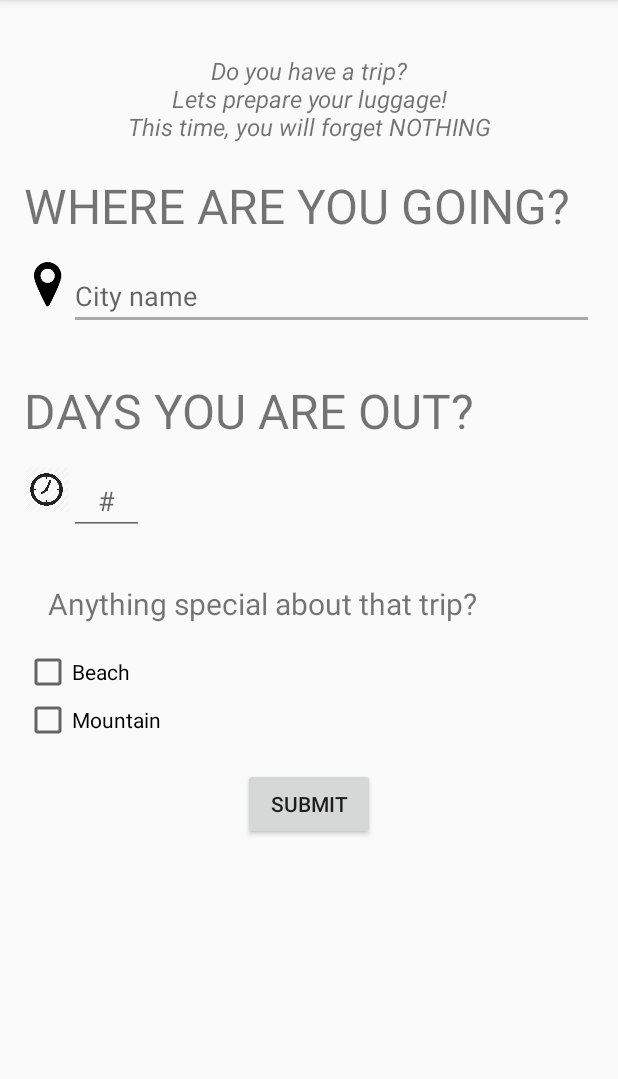
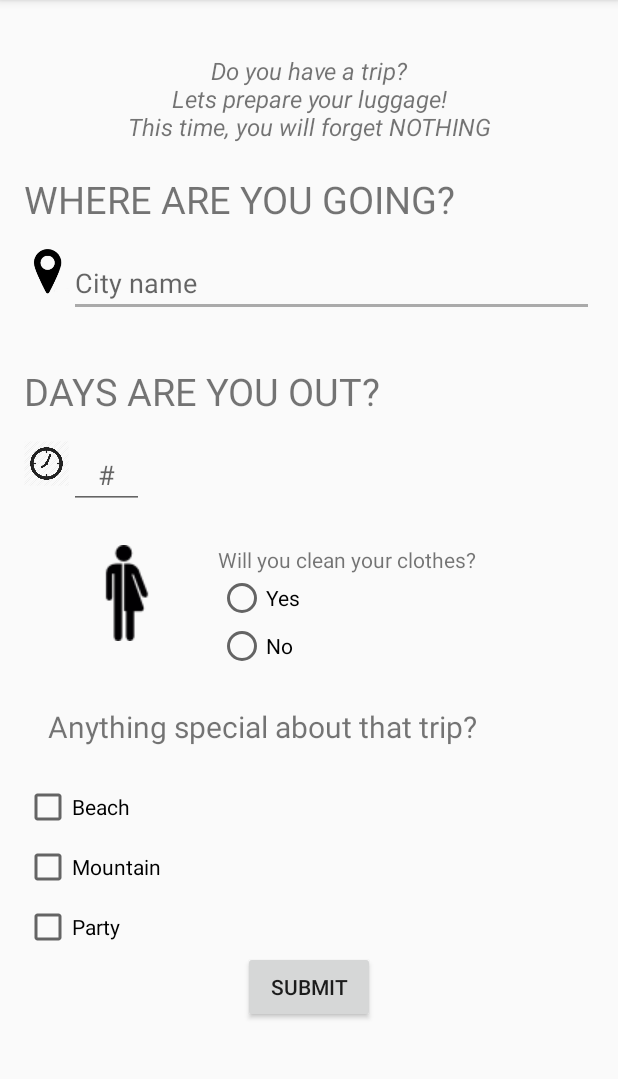
Before and after one commit to HackathonThings/ForgetNothing, an Android app: the screen it shows after launch (MainActivity), on a phone screen of 412 x 824 dp, the part 84-1163 px from its top. Run offline under Robolectric (Android 15) with nearby library versions, the phone set to English and light mode, and no system bars.

Commit message:
Pregunta roba i icones genere. Nomes layout, no processat

```diff
--- a/app/src/main/java/com/example/hackbdx/MainActivity.java
+++ b/app/src/main/java/com/example/hackbdx/MainActivity.java
@@ -8,6 +8,7 @@ import android.widget.ArrayAdapter;
 import android.widget.Button;
 import android.widget.CheckBox;
 import android.widget.EditText;
+import android.widget.ImageView;
 import android.widget.Spinner;
 import android.widget.TextView;
 
@@ -16,8 +17,10 @@ import com.example.hackbdx.DataBase.EjemploDB;
 public class MainActivity extends AppCompatActivity {
 
     public Button btn;
-    EditText editText;
-    EditText editText2;
+    public EditText editText;
+    public EditText editText2;
+    public int gender_info = 1; //1 = unisex, 2 = man, 3 = woman
+    public ImageView gender;
 
 
     @Override
@@ -32,6 +35,7 @@ public class MainActivity extends AppCompatActivity {
                 + "This time, you will forget NOTHING";
         descr.setText(description);
         ButtonListener();
+        genderIconListener();
     }
 
     public void ButtonListener() {
@@ -44,19 +48,44 @@ public class MainActivity extends AppCompatActivity {
                 String count = editText2.getText().toString();
                 Boolean b = false;
                 Boolean m = false;
+                Boolean p = false;
                 CheckBox check = findViewById(R.id.beach);
                 if (check.isChecked()) b = true;
                 check = findViewById(R.id.mountain);
                 if (check.isChecked()) m = true;
+                check = findViewById(R.id.party);
+                if (check.isChecked()) p = true;
 
                 Intent i = new Intent("com.example.hackbdx.TemperatureActivity");
                 i.putExtra("ciutat",city);
                 i.putExtra("comptador", count);
                 i.putExtra("beach", b);
                 i.putExtra("mountain", m);
+                i.putExtra("party", p);
 
                 startActivity(i);
             }
         });
     }
+
+    public void genderIconListener() {
+        gender = (ImageView) findViewById(R.id.gender);
+        gender.setOnClickListener(new View.OnClickListener() {
+            @Override
+            public void onClick(View v) {
+                if (gender_info == 1) {
+                    gender_info = 2;
+                    gender.setImageResource(R.drawable.man);
+                }
+                else if (gender_info == 2) {
+                    gender_info = 3;
+                    gender.setImageResource(R.drawable.woman);
+                }
+                else {
+                    gender_info = 1;
+                    gender.setImageResource(R.drawable.unisex);
+                }
+            }
+        });
+    }
 }
--- a/app/src/main/res/layout/activity_main.xml
+++ b/app/src/main/res/layout/activity_main.xml
@@ -1,12 +1,15 @@
 <?xml version="1.0" encoding="utf-8"?>
 <!-- res/drawable/myrect.xml -->
 
-<LinearLayout xmlns:android="http://schemas.android.com/apk/res/android"
+<ScrollView
+    xmlns:android="http://schemas.android.com/apk/res/android"
     xmlns:tools="http://schemas.android.com/tools"
-    android:layout_centerHorizontal="true"
-    android:layout_centerVertical="true"
     android:layout_width="match_parent"
-    android:layout_height="match_parent"
+    android:layout_height="wrap_content">
+
+    <LinearLayout
+        android:layout_width="match_parent"
+        android:layout_height="wrap_content"
         android:orientation="vertical"
         tools:context="com.example.hackbdx.MainActivity"
         android:padding="16dp">
@@ -24,8 +27,9 @@
             android:id="@+id/text_view_id"
             android:layout_width="match_parent"
             android:layout_height="wrap_content"
-        android:textSize="32sp"
-        android:text="WHERE ARE YOU GOING?"/>
+            android:textSize= "25sp"
+            android:text="@string/question1"
+            android:textAllCaps="true"/>
 
         <LinearLayout
             android:layout_width="match_parent"
@@ -53,8 +57,9 @@
             android:id="@+id/text_view_id1"
             android:layout_width="wrap_content"
             android:layout_height="wrap_content"
-        android:text="DAYS YOU ARE OUT?"
-        android:textSize="32sp"
+            android:text="@string/question2"
+            android:textAllCaps="true"
+            android:textSize="25sp"
             android:paddingTop="16dp"/>
 
         <LinearLayout
@@ -80,6 +85,47 @@
 
         </LinearLayout>
 
+        <LinearLayout
+            android:layout_width="match_parent"
+            android:layout_height="wrap_content"
+            android:orientation="horizontal"
+            android:padding="8dp">
+
+            <ImageView
+                android:id="@+id/gender"
+                android:layout_width="0dp"
+                android:layout_weight="1"
+                android:layout_height="wrap_content"
+                android:src="@drawable/unisex"/>
+
+            <RadioGroup
+                android:layout_width="0dp"
+                android:layout_weight="2"
+                android:layout_height="wrap_content">
+
+                <TextView
+                    android:id="@+id/cleaning_clothes"
+                    android:layout_width="wrap_content"
+                    android:layout_height="wrap_content"
+                    android:text="Will you clean your clothes?" />
+
+                <RadioButton
+                    android:id="@+id/radio_b1"
+                    android:layout_width="wrap_content"
+                    android:layout_height="wrap_content"
+                    android:text="Yes" />
+
+
+                <RadioButton
+                    android:id="@+id/radio_b2"
+                    android:layout_width="wrap_content"
+                    android:layout_height="wrap_content"
+                    android:text="No" />
+
+            </RadioGroup>
+
+        </LinearLayout>
+
         <TextView
             android:id="@+id/explain"
             android:layout_width="wrap_content"
@@ -93,6 +139,7 @@
             android:layout_width="wrap_content"
             android:layout_height="wrap_content"
             android:text="Beach"
+            android:layout_marginTop="8dp"
             />
 
         <CheckBox
@@ -100,13 +147,24 @@
             android:layout_width="wrap_content"
             android:layout_height="wrap_content"
             android:text="Mountain"
-        android:layout_marginBottom="16dp"/>
+            android:layout_marginTop="8dp"/>
+
+        <CheckBox
+            android:id="@+id/party"
+            android:layout_width="wrap_content"
+            android:layout_height="wrap_content"
+            android:text="Party"
+            android:layout_marginTop="8dp"/>
+
 
         <Button
             android:id="@+id/btnSubmit"
             android:layout_width="wrap_content"
             android:layout_height="wrap_content"
-        android:text="Submit"
-        android:layout_gravity="center"/>
+            android:text="@string/submit_button"
+            android:layout_gravity="center"
+            />
 
     </LinearLayout>
+
+</ScrollView>
--- a/app/src/main/res/layout/activity_temperature.xml
+++ b/app/src/main/res/layout/activity_temperature.xml
@@ -4,13 +4,14 @@
     xmlns:tools="http://schemas.android.com/tools"
     android:layout_width="match_parent"
     android:layout_height="match_parent"
-    tools:context="com.example.hackbdx.TemperatureActivity">
+    tools:context="com.example.hackbdx.TemperatureActivity"
+    >
 
     <TextView
         android:id="@+id/descrip_temp"
         android:layout_width="match_parent"
         android:layout_height="wrap_content"
-        android:text="the temperature is "
+        android:text="@string/title2nA"
         android:textAllCaps="true"
         android:textSize="20sp"
         android:textStyle="italic|bold"
--- a/app/src/main/res/layout/list_item.xml
+++ b/app/src/main/res/layout/list_item.xml
@@ -12,7 +12,6 @@
         android:gravity="center_vertical"
         android:paddingLeft="15dp"
         android:textColor="#000"
-        android:text="Checked Text View Example"
         android:layout_marginRight="50dp"
         android:checkMark="@drawable/unchecked"/>
 
--- a/app/src/main/res/values/strings.xml
+++ b/app/src/main/res/values/strings.xml
@@ -1,7 +1,10 @@
 <resources>
     <string name="app_name">ForgetNothing</string>
-    <string name="spinner_title"></string>
+    <string name="question1">where are you going?</string>
+    <string name="question2">days are you out?</string>
+    <string name="submit_button">submit</string>
     <string name="city_prompt">Choose a country</string>
+    <string name="title2nA">the temperature is </string>
 
 
 
```
Also changed, not shown: app/src/main/java/com/example/hackbdx/TemperatureActivity.java (+17 -3 lines), app/src/main/res/drawable/man.png (added), app/src/main/res/drawable/unisex.png (added), app/src/main/res/drawable/woman.png (added). Lines whose indentation alone changed are shown as unchanged.
